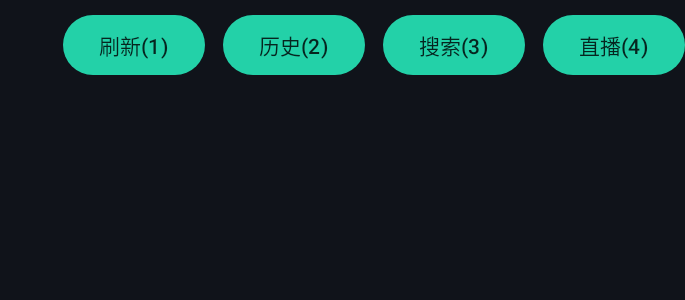
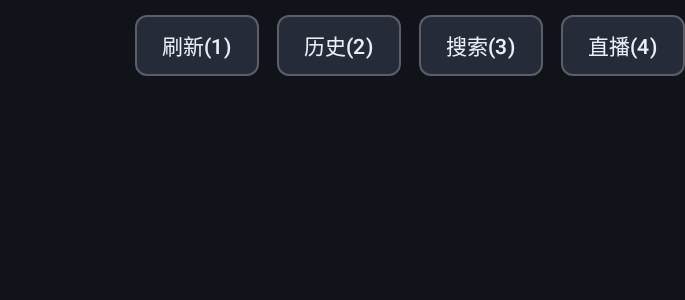
Before and after one commit to ZxxXinI/tvbox, an Android app built with Jetpack Compose: the composable AppHeader called with empty values, on a phone screen of 824 x 412 dp (held sideways). Shown: the top 300 px of the screen, without its empty margins (551-1236 px from the left). Run offline under Robolectric (Android 15) with nearby library versions, the phone set to English and light mode, and no system bars; pictures from the network do not load.

Commit message:
Improve home header focus state

```diff
--- a/app/src/main/java/com/tvbox/app/ui/components/Common.kt
+++ b/app/src/main/java/com/tvbox/app/ui/components/Common.kt
@@ -24,9 +24,14 @@ import androidx.compose.material3.MaterialTheme
 import androidx.compose.material3.Surface
 import androidx.compose.material3.Text
 import androidx.compose.runtime.Composable
+import androidx.compose.runtime.getValue
+import androidx.compose.runtime.mutableStateOf
+import androidx.compose.runtime.remember
+import androidx.compose.runtime.setValue
 import androidx.compose.ui.Alignment
 import androidx.compose.ui.Modifier
 import androidx.compose.ui.draw.clip
+import androidx.compose.ui.focus.onFocusChanged
 import androidx.compose.ui.graphics.Brush
 import androidx.compose.ui.graphics.Color
 import androidx.compose.ui.layout.ContentScale
@@ -69,19 +74,46 @@ fun AppHeader(
             )
         }
         Row(horizontalArrangement = Arrangement.spacedBy(12.dp)) {
-            Button(onClick = onRefresh) {
-                Text("刷新(1)")
-            }
-            Button(onClick = onHistory) {
-                Text("历史(2)")
-            }
-            Button(onClick = onSearch) {
-                Text("搜索(3)")
-            }
-            Button(onClick = onLive) {
-                Text("直播(4)")
-            }
+            HeaderActionButton(text = "刷新(1)", onClick = onRefresh)
+            HeaderActionButton(text = "历史(2)", onClick = onHistory)
+            HeaderActionButton(text = "搜索(3)", onClick = onSearch)
+            HeaderActionButton(text = "直播(4)", onClick = onLive)
         }
+    }
+}
+
+@Composable
+private fun HeaderActionButton(
+    text: String,
+    onClick: () -> Unit,
+    modifier: Modifier = Modifier,
+) {
+    val shape = RoundedCornerShape(8.dp)
+    var focused by remember { mutableStateOf(false) }
+    Surface(
+        modifier = modifier
+            .tvFocusScale(
+                shape = shape,
+                focusedBorder = Color.White,
+                idleBorder = MaterialTheme.colorScheme.outline.copy(alpha = 0.5f),
+            )
+            .clip(shape)
+            .onFocusChanged { focused = it.isFocused || it.hasFocus }
+            .clickable(onClick = onClick)
+            .focusable(),
+        shape = shape,
+        color = if (focused) MaterialTheme.colorScheme.primary else MaterialTheme.colorScheme.surfaceVariant,
+        contentColor = if (focused) MaterialTheme.colorScheme.onPrimary else MaterialTheme.colorScheme.onSurface,
+        tonalElevation = if (focused) 8.dp else 0.dp,
+        shadowElevation = if (focused) 10.dp else 0.dp,
+    ) {
+        Text(
+            text = text,
+            modifier = Modifier.padding(horizontal = 18.dp, vertical = 10.dp),
+            style = MaterialTheme.typography.titleSmall,
+            fontWeight = if (focused) FontWeight.Bold else FontWeight.Medium,
+            maxLines = 1,
+        )
     }
 }
 
```
